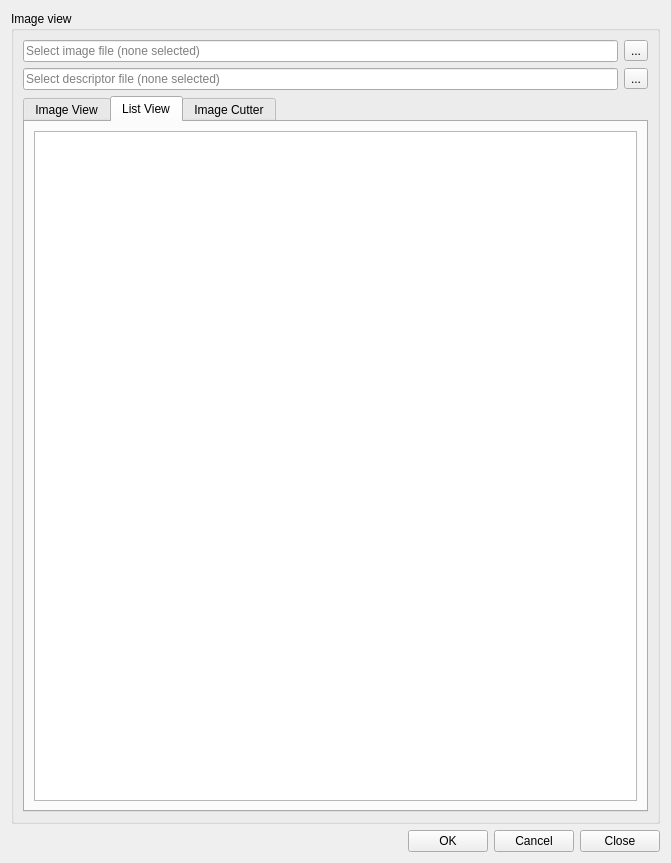
Before: the Qt Designer form editor/gui/dlgimgview.ui in ensisoft/detonator, drawn with Qt 5.
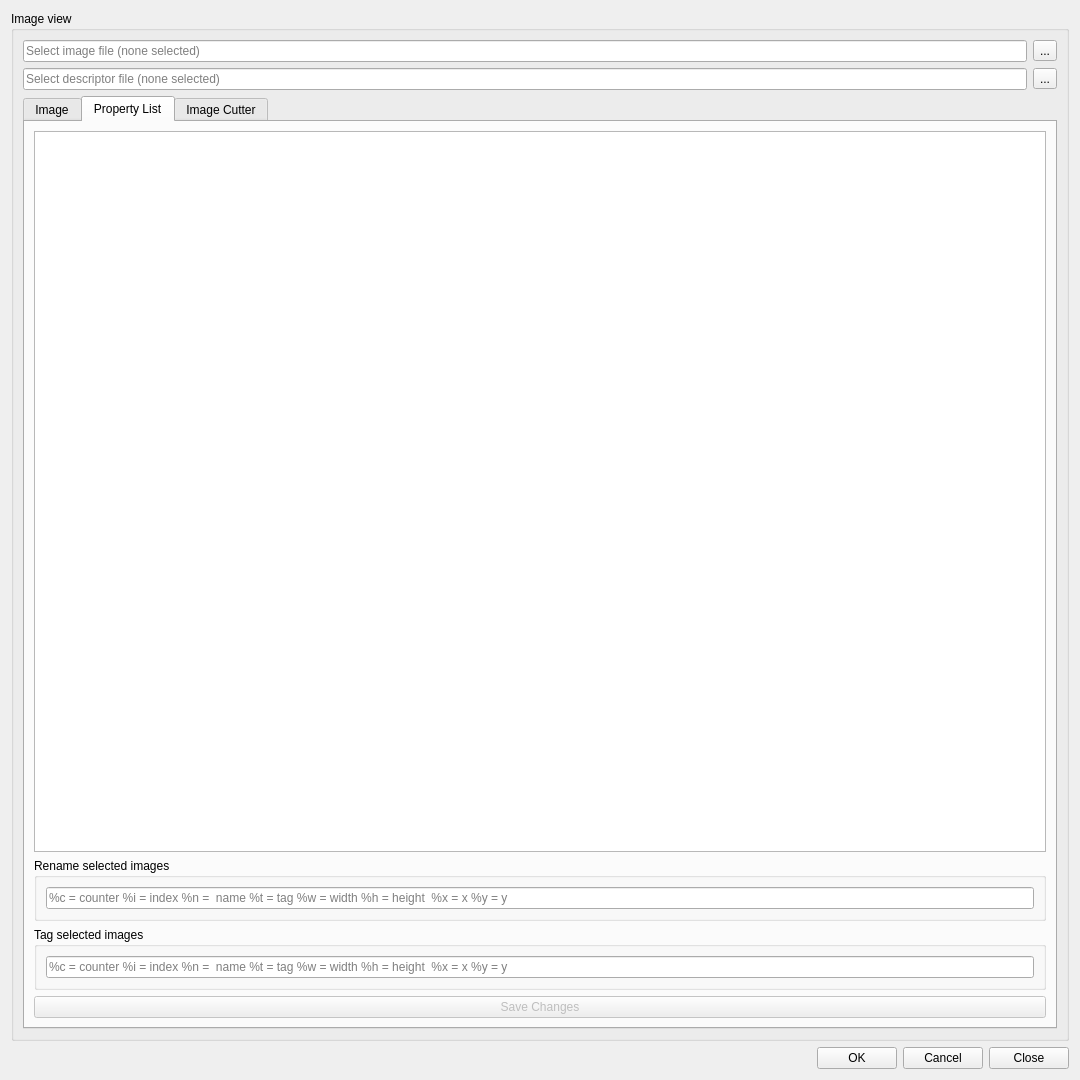
After: the same form once the commit is applied. The open tabs and pages were chosen to show the change. Icons and pictures are not drawn. Custom widgets are drawn as their Qt base class.

Commit message:
Refactor and enhance DlgImgView image viewer in editor
Refactor and enhance DlgImgView image viewer in editor.
- Load geometry before showing the dialog for smoother UX.
- Load other state after showing the dialog for smoother UX and
  so that the right context is there if an error message is shown.
- Reftor the image pack JSON loading and writing into a separate
  translation unit. It can then subsequently be used by other image
  tool dialogs.
- Add rename/retag images and JSON save features.
- Add UI for min, mag texture filter. These are initialized from the
  JSON initially.

What changed in the file:
```diff
--- a/editor/gui/dlgimgview.ui
+++ b/editor/gui/dlgimgview.ui
@@ -6,8 +6,8 @@
    <rect>
     <x>0</x>
     <y>0</y>
-    <width>671</width>
-    <height>863</height>
+    <width>1080</width>
+    <height>1080</height>
    </rect>
   </property>
   <property name="windowTitle">
@@ -111,7 +111,7 @@
         </property>
         <widget class="QWidget" name="tabPreview">
          <attribute name="title">
-          <string>Image View</string>
+          <string>Image</string>
          </attribute>
          <layout class="QVBoxLayout" name="verticalLayout_4">
           <item>
@@ -196,7 +196,7 @@
         </widget>
         <widget class="QWidget" name="tabDetails">
          <attribute name="title">
-          <string>List View</string>
+          <string>Property List</string>
          </attribute>
          <layout class="QVBoxLayout" name="verticalLayout_3">
           <item>
@@ -221,6 +221,57 @@
             </attribute>
            </widget>
           </item>
+          <item>
+           <widget class="QGroupBox" name="rename">
+            <property name="title">
+             <string>Rename selected images</string>
+            </property>
+            <property name="flat">
+             <bool>true</bool>
+            </property>
+            <layout class="QHBoxLayout" name="horizontalLayout_6">
+             <item>
+              <widget class="QLineEdit" name="renameTemplate">
+               <property name="placeholderText">
+                <string>%c = counter %i = index %n =  name %t = tag %w = width %h = height  %x = x %y = y</string>
+               </property>
+              </widget>
+             </item>
+            </layout>
+           </widget>
+          </item>
+          <item>
+           <widget class="QGroupBox" name="retag">
+            <property name="title">
+             <string>Tag selected images</string>
+            </property>
+            <property name="flat">
+             <bool>true</bool>
+            </property>
+            <layout class="QHBoxLayout" name="horizontalLayout_8">
+             <item>
+              <widget class="QLineEdit" name="tagTemplate">
+               <property name="placeholderText">
+                <string>%c = counter %i = index %n =  name %t = tag %w = width %h = height  %x = x %y = y</string>
+               </property>
+              </widget>
+             </item>
+            </layout>
+           </widget>
+          </item>
+          <item>
+           <widget class="QPushButton" name="btnSave">
+            <property name="enabled">
+             <bool>false</bool>
+            </property>
+            <property name="text">
+             <string>Save Changes</string>
+            </property>
+            <property name="autoDefault">
+             <bool>false</bool>
+            </property>
+           </widget>
+          </item>
          </layout>
         </widget>
         <widget class="QWidget" name="tabCutter">
```
Left out of the diff: 32 changed lines with no effect on the pictures. The commit also changes 8 other files.
